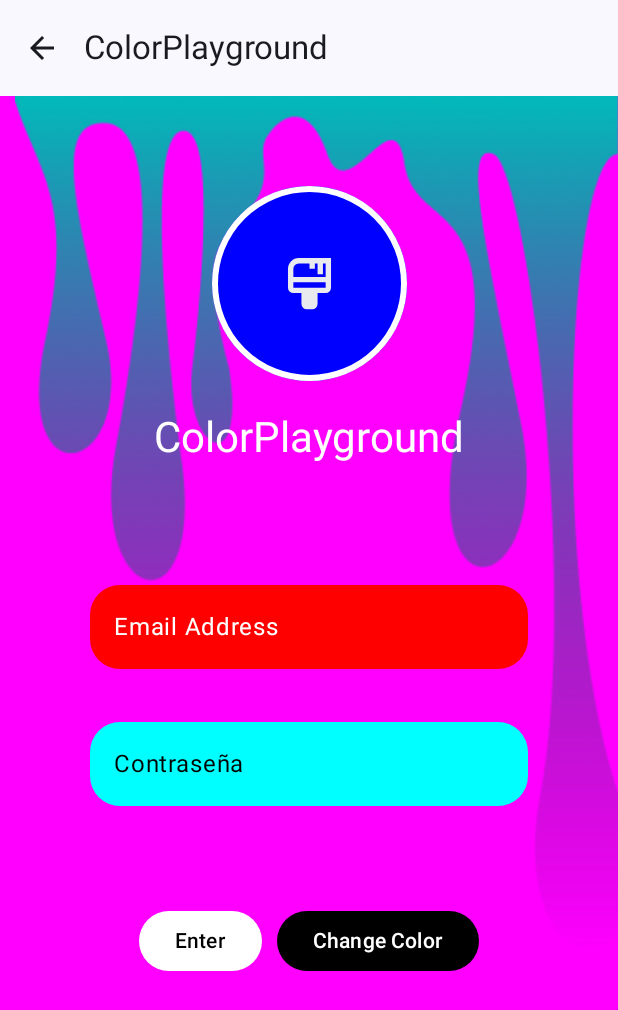
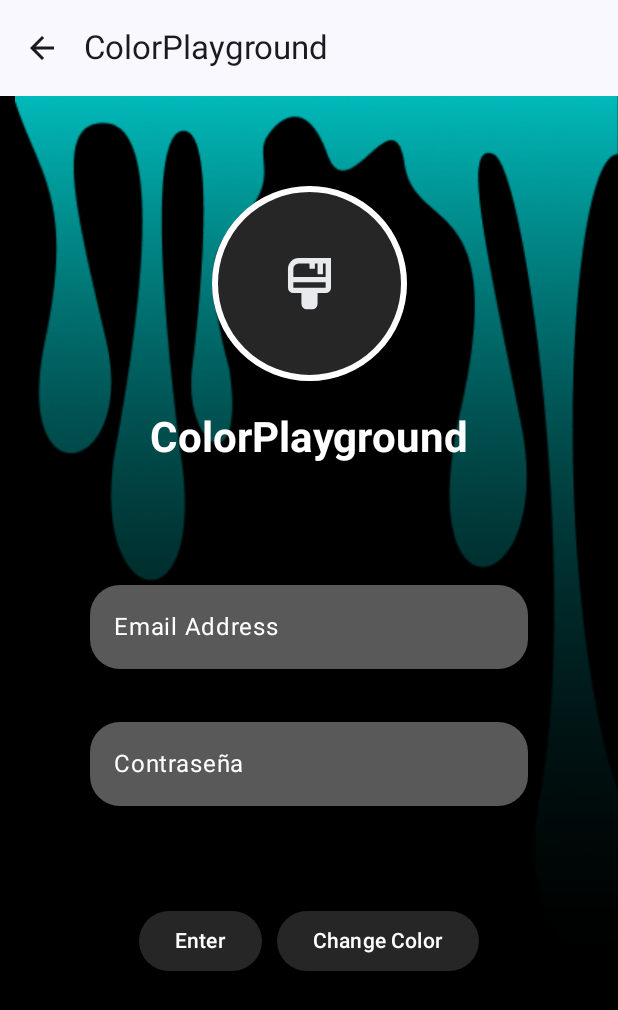
Before and after one commit to 0spol/ColorPlayground, an Android app built with Jetpack Compose: the LoginPreviewS screen opened through its navigation route, on a phone screen of 412 x 824 dp. Shown: the top 1010 px of the screen. Run offline under Robolectric (Android 15) with nearby library versions, the phone set to English and light mode, and no system bars; our stand-ins replace Dagger/Hilt's generated code, Room's generated code.

Commit message:
DynamicColors: Mudando as cores dos textos, para uma lógica mais dinámica

```diff
--- a/app/src/main/java/com/colorplayground/application/data/repository/BitmapRepository.kt
+++ b/app/src/main/java/com/colorplayground/application/data/repository/BitmapRepository.kt
@@ -5,13 +5,19 @@ import android.graphics.Bitmap
 import android.graphics.BitmapFactory
 import android.graphics.Canvas
 import android.graphics.Color
+
 import android.graphics.LinearGradient
 import android.graphics.Paint
 import android.graphics.PorterDuff
 import android.graphics.PorterDuffXfermode
+
 import android.graphics.Shader
+import android.graphics.drawable.Drawable
+
 import androidx.compose.ui.graphics.ImageBitmap
 import androidx.compose.ui.graphics.asImageBitmap
+import androidx.core.content.ContextCompat
+import androidx.core.graphics.drawable.toBitmap
 
 class BitmapRepository(private val application: Application) {
     fun generateGradientBitmap(resourceId: Int): Bitmap {
--- a/app/src/main/java/com/colorplayground/application/ui/component/DynamicButton.kt
+++ b/app/src/main/java/com/colorplayground/application/ui/component/DynamicButton.kt
@@ -6,6 +6,7 @@ import androidx.compose.material3.Text
 import androidx.compose.runtime.Composable
 import androidx.compose.ui.Modifier
 import androidx.compose.ui.graphics.Color
+import com.colorplayground.application.ui.theme.ColorUtils.isColorLight
 
 @Composable
 fun DynamicButton(backgroundColor: Color, text: String, onClick: () -> Unit, modifier: Modifier) {
@@ -18,13 +19,3 @@ fun DynamicButton(backgroundColor: Color, text: String, onClick: () -> Unit, mod
         Text(text, color = textColor)
     }
 }
-
-// Função para verificar se a cor é clara ou escura
-fun isColorLight(color: Color): Boolean {
-    val red = (color.red * 255).toInt()
-    val green = (color.green * 255).toInt()
-    val blue = (color.blue * 255).toInt()
-
-    val brightness = (red + green + blue) / 3 // Média dos canais RGB
-    return brightness >= 128 // Se for 128 ou mais, a cor é clara
-}
--- a/app/src/main/java/com/colorplayground/application/ui/component/DynamicTextField.kt
+++ b/app/src/main/java/com/colorplayground/application/ui/component/DynamicTextField.kt
@@ -10,6 +10,7 @@ import androidx.compose.runtime.CompositionLocalProvider
 import androidx.compose.ui.Modifier
 import androidx.compose.ui.graphics.Color
 import androidx.compose.ui.text.input.VisualTransformation
+import com.colorplayground.application.ui.theme.ColorUtils.isColorLight
 
 @Composable
 fun DynamicTextField(
@@ -22,7 +23,7 @@ fun DynamicTextField(
     shape: RoundedCornerShape,
     visualTransformation: VisualTransformation = VisualTransformation.None
 ) {
-    val labelColor = if (isColorLightTextField(backgroundColor)) Color.Black else Color.White
+    val labelColor = if (isColorLight(backgroundColor)) Color.Black else Color.White
 
     TextField(
         value = value,
@@ -58,13 +59,3 @@ fun DynamicTextField(
         )
     )
 }
-
-// Função para verificar se a cor é clara ou escura
-fun isColorLightTextField(color: Color): Boolean {
-    val red = (color.red * 255).toInt()
-    val green = (color.green * 255).toInt()
-    val blue = (color.blue * 255).toInt()
-
-    val brightness = (red * 299 + green * 587 + blue * 114) / 1000 // Fórmula de luminosidade
-    return brightness >= 128 // Se for 128 ou mais, a cor é clara
-}
--- a/app/src/main/java/com/colorplayground/application/ui/screen/LoginPreviewS.kt
+++ b/app/src/main/java/com/colorplayground/application/ui/screen/LoginPreviewS.kt
@@ -1,6 +1,8 @@
 package com.colorplayground.application.ui.screen
 
 import android.app.Application
+import android.os.Build
+import androidx.annotation.RequiresApi
 import androidx.compose.foundation.Image
 import androidx.compose.foundation.background
 import androidx.compose.foundation.border
@@ -27,6 +29,7 @@ import androidx.compose.material3.Scaffold
 import androidx.compose.material3.Text
 import androidx.compose.material3.TopAppBar
 import androidx.compose.runtime.Composable
+import androidx.compose.runtime.collectAsState
 import androidx.compose.runtime.getValue
 import androidx.compose.runtime.mutableStateOf
 import androidx.compose.runtime.remember
@@ -40,13 +43,19 @@ import androidx.compose.ui.res.painterResource
 import androidx.compose.ui.text.input.PasswordVisualTransformation
 import androidx.compose.ui.unit.dp
 import androidx.compose.ui.res.stringResource
+import androidx.compose.ui.text.font.FontWeight
 import androidx.compose.ui.text.input.KeyboardType
 import com.colorplayground.application.R
 import com.colorplayground.application.data.repository.BitmapRepository
 import com.colorplayground.application.ui.component.DynamicButton
 import com.colorplayground.application.ui.component.DynamicTextField
+import com.colorplayground.application.ui.theme.black_Color
+import com.colorplayground.application.ui.theme.default_tint_color
+import com.colorplayground.application.ui.theme.new_tint_color
+import com.colorplayground.application.ui.theme.white_Color
 import com.colorplayground.application.ui.viewmodel.LoginPaletteVM
 import com.colorplayground.application.ui.viewmodel.LoginValidacionVM
+import kotlin.random.Random
 
 
 @OptIn(ExperimentalMaterial3Api::class)
@@ -80,7 +89,7 @@ fun LoginPreviewS(
             Box(
                 modifier = Modifier
                     .fillMaxSize()
-                    .background(Color.Magenta)
+                    .background(black_Color)
                     .padding(paddingValues)
             ) {
                 // Background Image
@@ -109,9 +118,9 @@ fun LoginPreviewS(
                     Box(
                         contentAlignment = Alignment.Center,
                         modifier = Modifier
-                            .size(130.dp) // Define o tamanho total do círculo externo
-                            .background(Color.Blue, shape = CircleShape) // Fundo azul do círculo
-                            .border(4.dp, Color.White, CircleShape) // Adiciona uma borda branca ao redor
+                            .size(130.dp)
+                            .background(new_tint_color, shape = CircleShape)
+                            .border(4.dp, white_Color, CircleShape)
                     ) {
                         Image(
                             painter = painterResource(id = R.drawable.ic_launcher_foreground),
@@ -125,8 +134,10 @@ fun LoginPreviewS(
                     // Title
                     Text(
                         text = stringResource(id = R.string.textView_Login),
-                        style = MaterialTheme.typography.headlineMedium,
-                        color = Color.White
+                        style = MaterialTheme.typography.headlineMedium.copy(
+                            fontWeight = FontWeight.Bold
+                        ),
+                        color = Color.White,
                     )
 
                     Spacer(modifier = Modifier.height(80.dp))
@@ -136,7 +147,7 @@ fun LoginPreviewS(
                         value = email,
                         onValueChange = { email = it },
                         label = { Text(stringResource(id = R.string.textView_Email)) },
-                        backgroundColor = Color.Red,
+                        backgroundColor = default_tint_color,
                         keyboardOptions = KeyboardOptions.Default.copy(keyboardType = KeyboardType.Email),
                         modifier = Modifier.fillMaxWidth(),
                         shape = RoundedCornerShape(20.dp)
@@ -149,7 +160,7 @@ fun LoginPreviewS(
                         value = password,
                         onValueChange = { password = it },
                         label = { Text(stringResource(id = R.string.textView_Contraseña)) },
-                        backgroundColor = Color.Cyan,
+                        backgroundColor = default_tint_color,
                         keyboardOptions = KeyboardOptions.Default.copy(keyboardType = KeyboardType.Password),
                         visualTransformation = PasswordVisualTransformation(),
                         modifier = Modifier.fillMaxWidth(),
@@ -163,28 +174,30 @@ fun LoginPreviewS(
                         modifier = Modifier
                             .fillMaxWidth()
                             .padding(vertical = 8.dp),
-                        horizontalArrangement = Arrangement.spacedBy(10.dp) // Espaço entre os botões
+                        horizontalArrangement = Arrangement.spacedBy(10.dp)
                     ) {
                         // Botão de Login
                         Row(
                             modifier = Modifier
                                 .fillMaxWidth()
                                 .padding(vertical = 8.dp),
-                            horizontalArrangement = Arrangement.spacedBy(10.dp, Alignment.CenterHorizontally) // Espaço entre os botões
+                            horizontalArrangement = Arrangement.spacedBy(10.dp, Alignment.CenterHorizontally)
                         ) {
                             // Botão de Login
                             DynamicButton(
                                 modifier = Modifier.weight(1f),
-                                backgroundColor = Color.White,
+                                backgroundColor = new_tint_color,
                                 text = stringResource(id = R.string.button_right),
                                 onClick = { onLoginClick(email, password) }
                             )
 
                             // Botão de Mudar Cor
                             DynamicButton(
-                                backgroundColor = Color.Black,
+                                backgroundColor = new_tint_color,
                                 text = "Change Color",
-                                onClick = onChangeColorClick,
+                                onClick = {
+
+                                },
                                 modifier = Modifier.weight(1f)
                             )
                         }
--- /dev/null
+++ b/app/src/main/java/com/colorplayground/application/ui/theme/ColorUtils.kt
@@ -0,0 +1,14 @@
+package com.colorplayground.application.ui.theme
+
+import androidx.compose.ui.graphics.Color
+
+object ColorUtils {
+    fun isColorLight(color: Color): Boolean {
+        val red = (color.red * 255).toInt()
+        val green = (color.green * 255).toInt()
+        val blue = (color.blue * 255).toInt()
+
+        val brightness = (red * 299 + green * 587 + blue * 114) / 1000 // Fórmula de luminosidade
+        return brightness >= 128 // Se for 128 ou mais, a cor é clara
+    }
+}
--- a/app/src/main/java/com/colorplayground/application/ui/viewmodel/LoginPaletteVM.kt
+++ b/app/src/main/java/com/colorplayground/application/ui/viewmodel/LoginPaletteVM.kt
@@ -3,12 +3,17 @@ package com.colorplayground.application.ui.viewmodel
 
 import android.app.Application
 import android.graphics.Bitmap
+import androidx.compose.runtime.State
+import androidx.compose.runtime.mutableStateOf
+import androidx.compose.ui.graphics.Color
 import androidx.compose.ui.graphics.toArgb
 import androidx.lifecycle.AndroidViewModel
 import androidx.lifecycle.LiveData
 import androidx.lifecycle.MutableLiveData
 import com.colorplayground.application.ui.theme.black_Color
 import com.colorplayground.application.ui.theme.white_Color
+import kotlinx.coroutines.flow.MutableStateFlow
+import kotlinx.coroutines.flow.StateFlow
 
 
 class LoginPaletteVM(application: Application) : AndroidViewModel(application) {
@@ -21,8 +26,8 @@ class LoginPaletteVM(application: Application) : AndroidViewModel(application) {
     private val _imageTintColor = MutableLiveData<Int>()
 //    val imageTintColor: LiveData<Int> get() = _imageTintColor
 
-//    private val _gradientBitmap = MutableLiveData<Bitmap>()
-//    val gradientBitmap: LiveData<Bitmap> get() = _gradientBitmap
+    private val _gradientBitmap = MutableStateFlow(Color.Red)
+    val gradientBitmap: StateFlow<Color> get() = _gradientBitmap
 
 
     private val _buttonColor = MutableLiveData<Int>()
@@ -92,4 +97,10 @@ class LoginPaletteVM(application: Application) : AndroidViewModel(application) {
         _strokeColor.value = newColor.toArgb()
     }
 
+    fun updateColor(newColor: Color) {
+        _gradientBitmap.value = newColor
+    }
+
+
+
 }
```
Also changed, not shown: app/src/main/java/com/colorplayground/application/ui/theme/Color.kt (line endings or trailing spaces).
